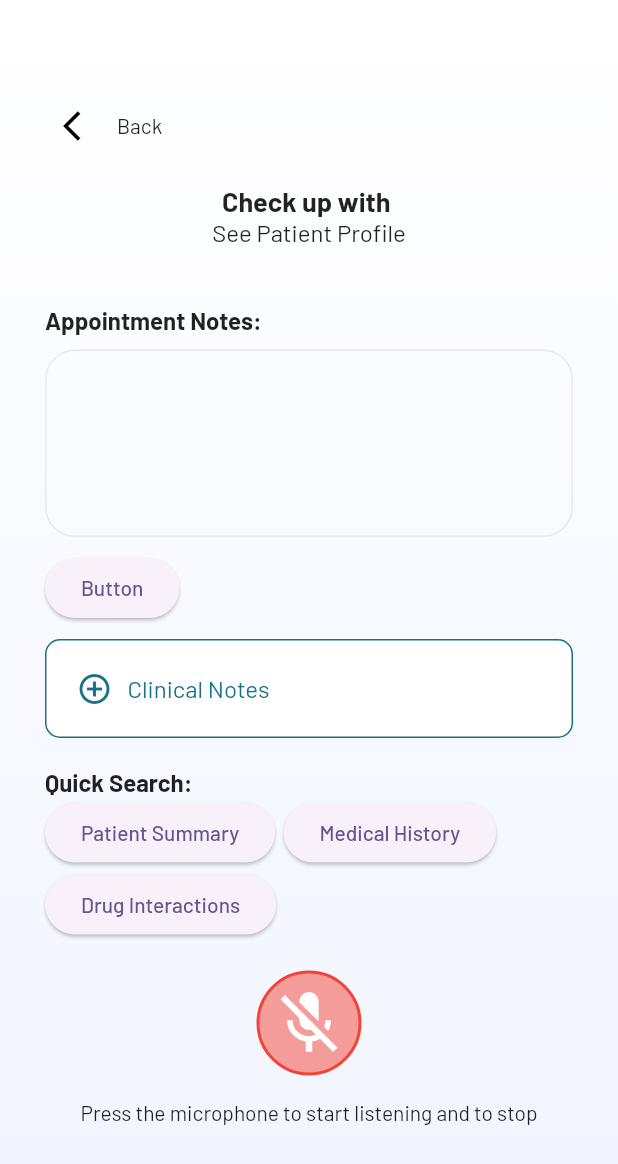
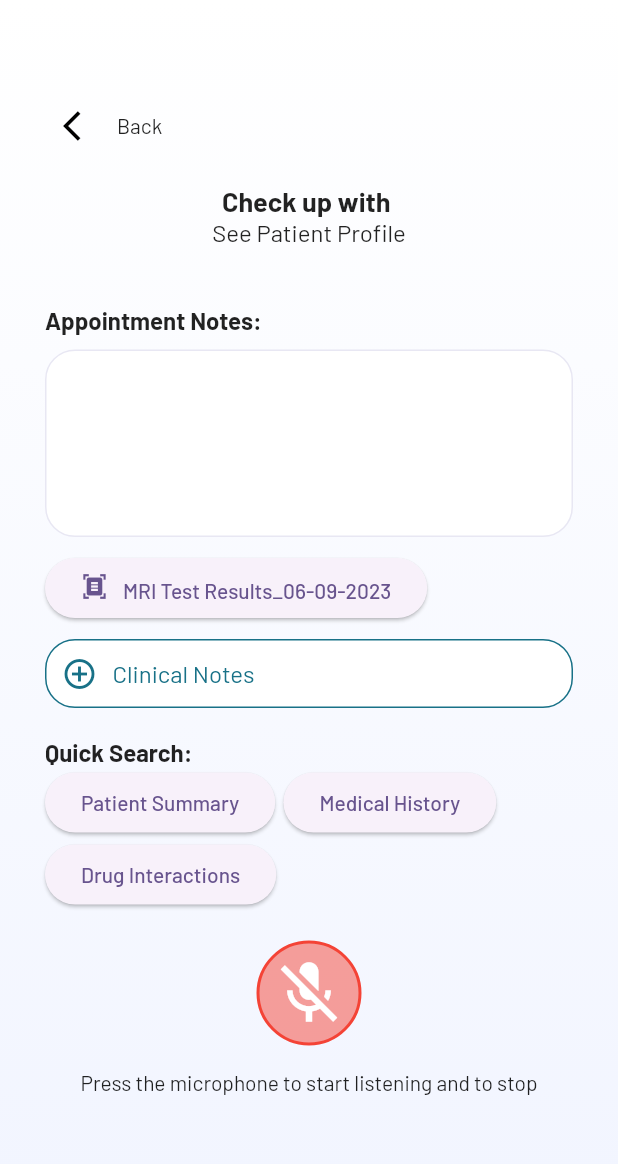
Before and after one commit to Matirix/Project_Gateway, a Flutter app: the AppointmentPage screen opened directly with empty values, on a phone screen of 412 x 824 dp. Shown: the top 1164 px of the screen. Run offline on Flutter 3.47's test engine with Material 2 defaults, Android fonts, the phone set to English and light mode, and no system bars; our stand-ins replace flutter_secure_storage, flutter_svg, google_fonts, loading_animation_widget, speech_to_text; missing offline and left inert: flutter_pdfview; accounts and stored records are empty.

Commit message:
Added button

```diff
--- a/lib/appointment_page.dart
+++ b/lib/appointment_page.dart
@@ -333,8 +333,8 @@ class _AppointmentPageState extends State<AppointmentPage> {
         ),
         Container(
           height: 125,
-          width: MediaQuery.of(context).size.width,
           decoration: BoxDecoration(
+            color: Colors.white,
             borderRadius: BorderRadius.circular(20),
             border: Border.all(color: AppColors.listItem1card),
           ),
@@ -363,19 +363,33 @@ class _AppointmentPageState extends State<AppointmentPage> {
                 }
                 // Handle button click event
               },
-              child: const Text('Button'),
+              child: const Wrap(
+                children: [
+                  Icon(Icons.document_scanner),
+                  SizedBox(
+                    width: 10,
+                  ),
+                  Padding(
+                    padding: EdgeInsets.only(top: 3.0),
+                    child: Text(
+                      'MRI Test Results_06-09-2023',
+                      textAlign: TextAlign.center,
+                    ),
+                  ),
+                ],
+              ),
             ),
           ),
         Container(
           margin: const EdgeInsets.only(top: 10),
-          padding: const EdgeInsets.all(20),
+          padding: const EdgeInsets.all(10),
           decoration: BoxDecoration(
             color: Colors.white,
 
             border: Border.all(
                 color: AppColors.focus), // Set the desired border color
             borderRadius:
-                BorderRadius.circular(10), // Set the desired border radius
+                BorderRadius.circular(20), // Set the desired border radius
           ),
           child: Row(
             children: [
```
